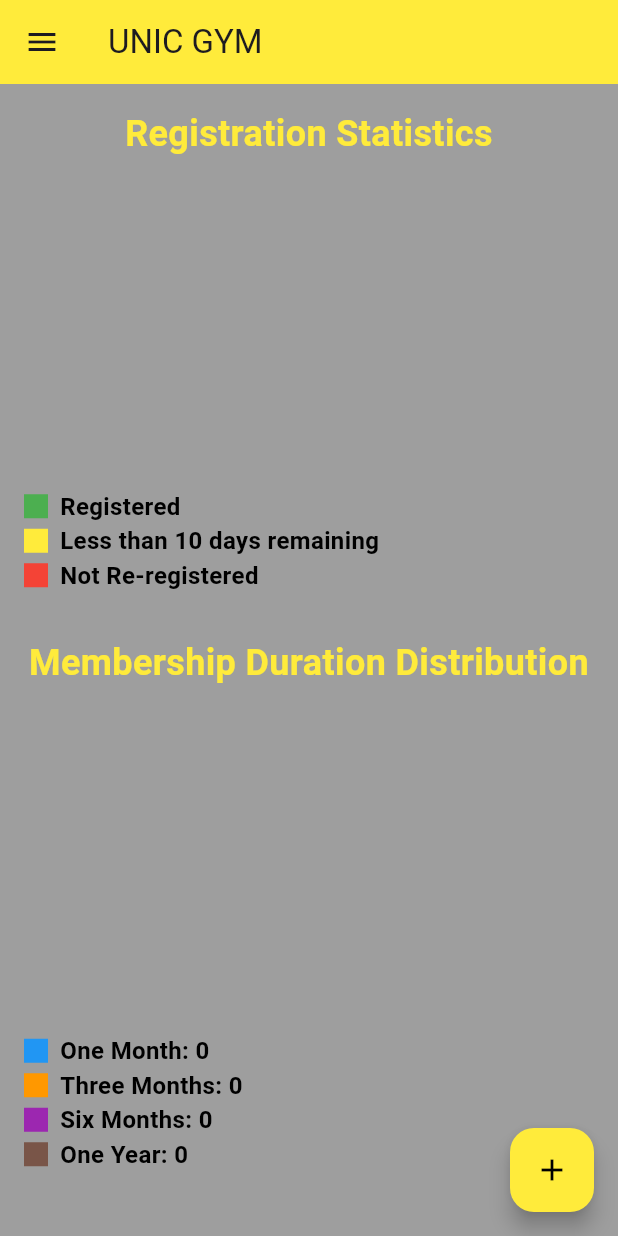
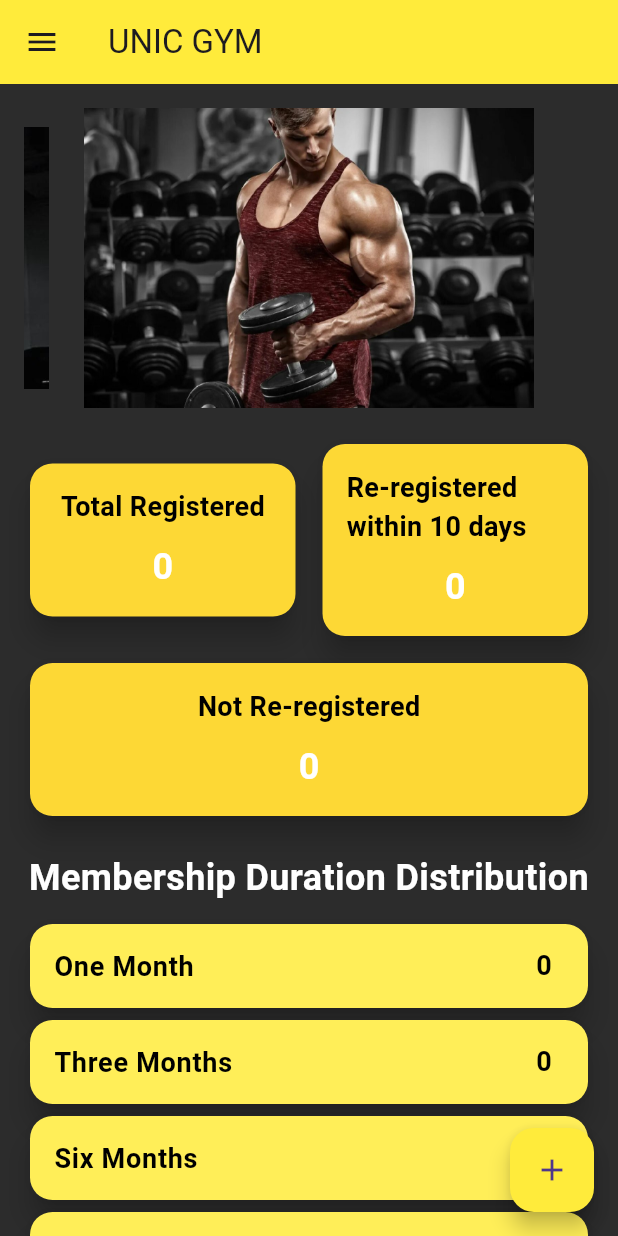
Before and after one commit to Farhadakbary/Fitness-Gym-, a Flutter app: the screen it shows after launch, on a phone screen of 412 x 824 dp. Run offline on Flutter 3.47's test engine with Material 3 defaults, Android fonts, the light colour scheme and no system bars; drawn by our look-alikes of carousel_slider, fl_chart; our stand-ins replace image_picker, shared_preferences, sqflite; accounts and stored records are empty.

Commit message:
dashboard changed a lot

```diff
--- a/lib/Add_Member.dart
+++ b/lib/Add_Member.dart
@@ -1,4 +1,5 @@
 import 'dart:io';
+import 'package:clup_management/person.dart';
 import 'package:flutter/material.dart';
 import 'package:clup_management/database_helper.dart';
 import 'package:clup_management/person.dart';
@@ -120,6 +121,7 @@ class _HomePageState extends State<HomePage> {
         fee: double.parse(_feeController.text),
         startDate: DateFormat('yyyy-MM-dd').format(_selectedDate!),
         duration: _selectedDuration ?? 'One Month',
+
       );
 
       await _dbHelper.insertPerson(newPerson);
--- a/lib/all_member.dart
+++ b/lib/all_member.dart
@@ -123,17 +123,17 @@ class _AllMemberState extends State<AllMember> {
     }
   }
 
-  Color _getCardColor(bool isExpired) {
-    if (isExpired) {
-      return Colors.grey.shade800;
-    }
-    return Colors.black;
-  }
+  // Color _getCardColor(bool isExpired) {
+  //   if (isExpired) {
+  //     return Colors.grey.shade800;
+  //   }
+  //   return Colors.black;
+  // }
 
   @override
   Widget build(BuildContext context) {
     return Scaffold(
-      backgroundColor: Colors.grey.shade400,
+      backgroundColor: const Color.fromRGBO(44, 44, 44, 1),
       appBar: AppBar(
         title: const Text('All Members'),
         centerTitle: true,
@@ -204,7 +204,7 @@ class _AllMemberState extends State<AllMember> {
                     _editPerson(person);
                   },
                   child: Card(
-                    color: _getCardColor(isExpired),
+                    color: Colors.yellow.shade300,
                     margin:
                         const EdgeInsets.symmetric(vertical: 5, horizontal: 10),
                     child: ListTile(
@@ -226,8 +226,8 @@ class _AllMemberState extends State<AllMember> {
                             ),
                       title: Text(
                         '${person.firstName} ${person.lastName}',
-                        style: TextStyle(
-                          color: isExpired ? Colors.grey : Colors.yellow,
+                        style:const TextStyle(
+                          color:  Colors.black,
                           fontWeight: FontWeight.bold,
                         ),
                       ),
@@ -241,7 +241,7 @@ class _AllMemberState extends State<AllMember> {
                                   ? Icons.favorite
                                   : Icons.favorite_border,
                               color:
-                                  person.isFavorite ? Colors.red : Colors.grey,
+                                  person.isFavorite ? Colors.red : Colors.black,
                             ),
                             onPressed: () async {
                               await _toggleFavorite(person);
--- a/lib/dashboard.dart
+++ b/lib/dashboard.dart
@@ -5,7 +5,7 @@ import 'package:clup_management/favorite.dart';
 import 'package:clup_management/reports.dart';
 import 'package:clup_management/workout.dart';
 import 'package:flutter/material.dart';
-import 'package:fl_chart/fl_chart.dart';
+import 'package:carousel_slider/carousel_slider.dart';
 import 'Add_Member.dart';
 import 'database_helper.dart';
 import 'person.dart';
@@ -24,36 +24,27 @@ class Dashboard extends StatefulWidget {
   State<Dashboard> createState() => _DashboardState();
 }
 
-class _DashboardState extends State<Dashboard>
-    with TickerProviderStateMixin, RouteAware {
+class _DashboardState extends State<Dashboard> {
   final DatabaseHelper _dbHelper = DatabaseHelper();
-
   int totalRegistered = 0;
   int reRegisteredWithin10Days = 0;
   int notReRegistered = 0;
+  Map<String, int> durationCounts = {};
 
-  Map<String, int> durationCounts = {};
+  List<String> imagePaths = [
+    'images/arm.jpg',
+    'images/leg.jpg',
+    'images/chest.jpg',
+    'images/desc.jpg',
+    'images/desc1.jpg',
+    'images/desc2.jpg',
+    'images/desc3.jpg',
+  ];
 
   @override
   void initState() {
     super.initState();
     fetchData();
-  }
-
-  @override
-  void didChangeDependencies() {
-    super.didChangeDependencies();
-  }
-
-  @override
-  void dispose() {
-    super.dispose();
-  }
-
-  @override
-  void didPopNext() {
-    super.didPopNext();
-    fetchData(); // Refresh data
   }
 
   Future<void> fetchData() async {
@@ -98,20 +89,52 @@ class _DashboardState extends State<Dashboard>
     });
   }
 
+  Widget buildStatCard(String title, String value, Color color) {
+    return Card(
+      color: color,
+      elevation: 8.0,
+      shape: RoundedRectangleBorder(borderRadius: BorderRadius.circular(15)),
+      child: Padding(
+        padding: const EdgeInsets.all(16.0),
+        child: Column(
+          crossAxisAlignment: CrossAxisAlignment.center,
+          children: <Widget>[
+            Text(
+              title,
+              style: const TextStyle(
+                fontSize: 18,
+                color: Colors.black,
+                fontWeight: FontWeight.bold,
+              ),
+            ),
+            const SizedBox(height: 10),
+            Text(
+              value,
+              style: const TextStyle(
+                fontSize: 24,
+                color: Colors.white,
+                fontWeight: FontWeight.bold,
+              ),
+            ),
+          ],
+        ),
+      ),
+    );
+  }
+
   @override
   Widget build(BuildContext context) {
     return Scaffold(
-      backgroundColor: Colors.grey.shade500, // Dark gray background
+      backgroundColor: const Color.fromRGBO(44, 44, 44, 1),
       drawer: Drawer(
-        backgroundColor: Colors.yellow.shade200,
+      backgroundColor: Colors.yellow.shade100,
       child: Column(
         children: <Widget>[
-            // Drawer Header
           const UserAccountsDrawerHeader(
             accountName: Text(
               'UNIC GYM',
               style: TextStyle(
-                    color: Colors.purple, fontWeight: FontWeight.bold),
+                  color: Colors.white, fontWeight: FontWeight.bold),
             ),
             accountEmail: null,
             currentAccountPicture: CircleAvatar(
@@ -122,99 +145,84 @@ class _DashboardState extends State<Dashboard>
               ),
             ),
             decoration: BoxDecoration(
-                gradient: LinearGradient(
-                    colors: [Colors.yellow, Colors.black],
-                    begin: Alignment.topLeft,
-                    end: Alignment.bottomRight),
+              image: DecorationImage(image: AssetImage('images/desc.jpg'),fit: BoxFit.cover)
+              // gradient: LinearGradient(
+              //     colors: [Colors.yellow, Colors.black],
+              //     begin: Alignment.topLeft,
+              //     end: Alignment.bottomRight),
             ),
           ),
           ListTile(
             leading: const Icon(Icons.home, color: Colors.black),
             title: const Text('All Members',
                 style: TextStyle(color: Colors.black)),
-              trailing:
-                  const Icon(Icons.navigate_next_rounded, color: Colors.black),
-              splashColor: Colors.white24,
+            trailing: const Icon(Icons.navigate_next_rounded, color: Colors.black),
             onTap: () {
-                // Navigate to AllMember
               Navigator.push(
                   context,
                   MaterialPageRoute(
-                        builder: (context) => const AllMember())).then((_) {
-                  fetchData(); // Refresh data when returning
-                });
+                      builder: (context) => const AllMember()))
+                  .then((_) => fetchData());
             },
           ),
           ListTile(
             leading: const Icon(Icons.favorite, color: Colors.black),
             title: const Text('Favorites',
                 style: TextStyle(color: Colors.black)),
-              trailing:
-                  const Icon(Icons.navigate_next_rounded, color: Colors.black),
-              splashColor: Colors.white24,
+            trailing: const Icon(Icons.navigate_next_rounded, color: Colors.black),
             onTap: () {
               Navigator.push(
                   context,
                   MaterialPageRoute(
-                        builder: (context) => const Favorite())).then((_) {
-                  fetchData(); // Refresh data when returning
-                });
+                      builder: (context) => const Favorite()))
+                  .then((_) => fetchData());
             },
           ),
           ListTile(
             leading: const Icon(Icons.fitness_center, color: Colors.black),
-              title:
-                  const Text('Programs', style: TextStyle(color: Colors.black)),
-              trailing:
-                  const Icon(Icons.navigate_next_rounded, color: Colors.black),
-              splashColor: Colors.white24,
+            title: const Text('Programs',
+                style: TextStyle(color: Colors.black)),
+            trailing: const Icon(Icons.navigate_next_rounded, color: Colors.black),
             onTap: () {
-                Navigator.push(context,
-                    MaterialPageRoute(builder: (context) => const WorkoutPage()));
+              Navigator.push(
+                  context,
+                  MaterialPageRoute(
+                      builder: (context) => const WorkoutPage()));
             },
           ),
           ListTile(
             leading: const Icon(Icons.report, color: Colors.black),
-              title:
-                  const Text('Reports', style: TextStyle(color: Colors.black)),
-              trailing:
-                  const Icon(Icons.navigate_next_rounded, color: Colors.black),
-              splashColor: Colors.white24,
+            title: const Text('Reports',
+                style: TextStyle(color: Colors.black)),
+            trailing: const Icon(Icons.navigate_next_rounded, color: Colors.black),
             onTap: () {
-                Navigator.push(context, MaterialPageRoute(builder: (context)=>const ReportPage()));
+              Navigator.push(
+                  context,
+                  MaterialPageRoute(
+                      builder: (context) => const ReportPage()));
             },
           ),
           ListTile(
             leading: const Icon(Icons.settings, color: Colors.black),
-              title:
-                  const Text('Settings', style: TextStyle(color: Colors.black)),
-              trailing:
-                  const Icon(Icons.navigate_next_rounded, color: Colors.black),
-              splashColor: Colors.white24,
+            title: const Text('Settings',
+                style: TextStyle(color: Colors.black)),
+            trailing: const Icon(Icons.navigate_next_rounded, color: Colors.black),
             onTap: () {
               Navigator.push(
                   context,
                   MaterialPageRoute(
                       builder: (context) => SettingsPage(
-                              updateTheme: (isDarkMode) {
-                                widget.onThemeChanged(isDarkMode);
-                              },
-                              updateFontSize: (fontSize) {
-                                // Update your app font size here
-                              },
-                            ))).then((_) {
-                  fetchData(); // Refresh data when returning
-                });
+                        updateTheme: widget.onThemeChanged,
+                        updateFontSize: (fontSize) {},
+                      ))).then((_) => fetchData());
             },
           ),
           ListTile(
             leading: const Icon(Icons.info_rounded, color: Colors.black),
-              title: const Text('About', style: TextStyle(color: Colors.black)),
-              trailing:
-                  const Icon(Icons.navigate_next_rounded, color: Colors.black),
-              splashColor: Colors.white24,
+            title: const Text('About',
+                style: TextStyle(color: Colors.black)),
+            trailing: const Icon(Icons.navigate_next_rounded, color: Colors.black),
             onTap: () {
-                // Navigate to About
               Navigator.push(context,
                   MaterialPageRoute(builder: (context) => const AboutPage()));
             },
@@ -232,85 +240,89 @@ class _DashboardState extends State<Dashboard>
           child: Column(
             crossAxisAlignment: CrossAxisAlignment.stretch,
             children: [
-              const Text(
-                'Registration Statistics',
-                style: TextStyle(
-                  fontSize: 24,
-                  fontWeight: FontWeight.bold,
-                  color: Colors.yellow,
+              // Image Slider
+              CarouselSlider(
+                options: CarouselOptions(
+                  height: 200.0,
+                  autoPlay: true,
+                  enlargeCenterPage: true,
+                  aspectRatio: 16 / 9,
+                  autoPlayInterval: const Duration(seconds: 3),
+                  viewportFraction: 0.8,
                 ),
-                textAlign: TextAlign.center,
+                items: imagePaths.map((imagePath) {
+                  return Builder(
+                    builder: (BuildContext context) {
+                      return Image.asset(imagePath, fit: BoxFit.cover);
+                    },
+                  );
+                }).toList(),
               ),
-              const SizedBox(height: 10),
-              // Pie Chart for Registration Statistics
-              SizedBox(
-                height: 200,
-                child: PieChart(
-                  PieChartData(
-                    sectionsSpace: 2,
-                    centerSpaceRadius: 30,
-                    sections: showingPieSections(),
-                    borderData: FlBorderData(show: false),
+              const SizedBox(height: 20),
+              // Cards for Statistics
+              Row(
+                children: [
+                  Expanded(
+                    child: buildStatCard(
+                      'Total Registered',
+                      '$totalRegistered',
+                      Colors.yellow.shade600,
                     ),
                   ),
-              ),
-              const SizedBox(height: 10),
-              // Indicators for Pie Chart
-              const Column(
-                children: [
-                  Indicator(
-                    color: Colors.green,
-                    text: 'Registered',
-                    isSquare: true,
-                    textColor: Colors.black,
-                  ),
-                  Indicator(
-                    color: Colors.yellow,
-                    text: 'Less than 10 days remaining',
-                    isSquare: true,
-                    textColor: Colors.black,
-                  ),
-                  Indicator(
-                    color: Colors.red,
-                    text: 'Not Re-registered',
-                    isSquare: true,
-                    textColor: Colors.black,
+                  const SizedBox(width: 10),
+                  Expanded(
+                    child: buildStatCard('Re-registered within 10 days',
+                        '$reRegisteredWithin10Days', Colors.yellow.shade600),
                   ),
                 ],
               ),
-              const SizedBox(height: 30),
-              // Second Chart Title
+              const SizedBox(height: 10),
+              Row(
+                children: [
+                  Expanded(
+                    child: buildStatCard('Not Re-registered',
+                        '$notReRegistered', Colors.yellow.shade600),
+                  ),
+                ],
+              ),
+              const SizedBox(height: 20),
+              // Membership Duration Distribution
               const Text(
                 'Membership Duration Distribution',
                 style: TextStyle(
                   fontSize: 24,
                   fontWeight: FontWeight.bold,
-                  color: Colors.yellow,
+                  color: Colors.white,
                 ),
                 textAlign: TextAlign.center,
               ),
-              const SizedBox(height: 20),
-              // Second Chart: Doughnut Chart
-              SizedBox(
-                height: 200,
-                child: PieChart(
-                  PieChartData(
-                    sectionsSpace: 2,
-                    centerSpaceRadius: 40,
-                    sections: showingDurationPieSections(),
-                    borderData: FlBorderData(show: false),
+              const SizedBox(height: 10),
+              Column(
+                children: durationCounts.entries.map((entry) {
+                  return Card(
+                    color: Colors.yellow.shade400,
+                    elevation: 8.0,
+                    shape: RoundedRectangleBorder(
+                      borderRadius: BorderRadius.circular(15),
+                    ),
+                    child: ListTile(
+                      title: Text(
+                        entry.key,
+                        style: const TextStyle(
+                          fontSize: 18,
+                          color: Colors.black,
+                          fontWeight: FontWeight.bold,
+                        ),
+                      ),
+                      trailing: Text(
+                        '${entry.value}',
+                        style: const TextStyle(
+                          fontSize: 18,
+                          color: Colors.black,
+                          fontWeight: FontWeight.bold,
                         ),
                       ),
                     ),
-              const SizedBox(height: 10),
-              // Indicators for Duration Pie Chart
-              Column(
-                children: durationCounts.entries.map((entry) {
-                  return Indicator(
-                    color: getDurationColor(entry.key),
-                    text: '${entry.key}: ${entry.value}',
-                    isSquare: true,
-                    textColor: Colors.black,
                   );
                 }).toList(),
               ),
@@ -319,132 +331,17 @@ class _DashboardState extends State<Dashboard>
         ),
       ),
       floatingActionButton: FloatingActionButton(
-        backgroundColor: Colors.yellow,
-        child: const Icon(Icons.add, color: Colors.black),
         onPressed: () {
           Navigator.push(
             context,
-            MaterialPageRoute(builder: (context) => const HomePage()),
-          ).then((_) {
-            // Refresh data when returning from HomePage
-            fetchData();
-          });
+            MaterialPageRoute(
+              builder: (context) => const HomePage(), // صفحه افزودن شخص
+            ),
+          ).then((_) => fetchData());
         },
+        child: const Icon(Icons.add),
+        backgroundColor: Colors.yellow,
       ),
     );
   }
-
-  // Generate Pie Chart Sections for Registration Statistics
-  List<PieChartSectionData> showingPieSections() {
-    return [
-      PieChartSectionData(
-        color: Colors.green,
-        value: totalRegistered.toDouble(),
-        title: '$totalRegistered',
-        radius: 50,
-        titleStyle: const TextStyle(
-            fontSize: 18, fontWeight: FontWeight.bold, color: Colors.black),
-      ),
-      PieChartSectionData(
-        color: Colors.yellow,
-        value: reRegisteredWithin10Days.toDouble(),
-        title: '$reRegisteredWithin10Days',
-        radius: 50,
-        titleStyle: const TextStyle(
-            fontSize: 18, fontWeight: FontWeight.bold, color: Colors.black),
-      ),
-      PieChartSectionData(
-        color: Colors.red,
-        value: notReRegistered.toDouble(),
-        title: '$notReRegistered',
-        radius: 50,
-        titleStyle: const TextStyle(
-            fontSize: 18, fontWeight: FontWeight.bold, color: Colors.black),
-      ),
-    ];
 }
-
-  // Generate Pie Chart Sections for Duration Distribution
-  List<PieChartSectionData> showingDurationPieSections() {
-    List<PieChartSectionData> sections = [];
-
-    durationCounts.forEach((duration, count) {
-      if (count == 0) return; // Skip if count is zero
-      sections.add(
-        PieChartSectionData(
-          color: getDurationColor(duration),
-          value: count.toDouble(),
-          title: '$count',
-          radius: 50,
-          titleStyle: const TextStyle(
-              fontSize: 16, fontWeight: FontWeight.bold, color: Colors.black),
-        ),
-      );
-    });
-
-    return sections;
-  }
-
-  // Assign colors based on duration
-  Color getDurationColor(String duration) {
-    switch (duration) {
-      case 'One Month':
-        return Colors.blue;
-      case 'Three Months':
-        return Colors.orange;
-      case 'Six Months':
-        return Colors.purple;
-      case 'One Year':
-        return Colors.brown;
-      default:
-        return Colors.grey;
-    }
-  }
-}
-
-// Indicator Widget
-class Indicator extends StatelessWidget {
-  final Color color;
-  final String text;
-  final bool isSquare;
-  final double size;
-  final Color textColor;
-
-  const Indicator({
-    super.key,
-    required this.color,
-    required this.text,
-    this.isSquare = true,
-    this.size = 16,
-    this.textColor = Colors.white,
-  });
-
-  @override
-  Widget build(BuildContext context) {
-    return Row(
-      children: <Widget>[
-        Container(
-          width: size,
-          height: size,
-          decoration: BoxDecoration(
-            shape: isSquare ? BoxShape.rectangle : BoxShape.circle,
-            color: color,
-          ),
-        ),
-        const SizedBox(
-          width: 8,
-        ),
-        Expanded(
-          child: Text(
-            text,
-            style: TextStyle(
-              fontSize: 16,
-              fontWeight: FontWeight.bold,
-              color: textColor,
-            ),
-          ),
-        )
-      ],
-    );
-  }
-}
--- a/lib/workout.dart
+++ b/lib/workout.dart
@@ -534,7 +534,6 @@ class _WorkoutPageState extends State<WorkoutPage> {
     });
   }
 
-  /// Picks an image from the gallery
   Future<void> _pickImage(
       void Function(void Function()) setState) async {
     final ImagePicker picker = ImagePicker();
--- a/pubspec.yaml
+++ b/pubspec.yaml
@@ -44,6 +44,7 @@ dependencies:
   image_picker: ^0.8.7+5
   font_awesome_flutter: ^10.1.0
   animated_background: ^2.0.0
+  carousel_slider: ^5.0.0
 
 dev_dependencies:
   flutter_test:
```
Also changed, not shown: pubspec.lock. Lines whose indentation alone changed are shown as unchanged.
